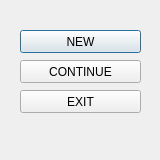
Qt form menu.ui (shults1981/fs4) before a commit.
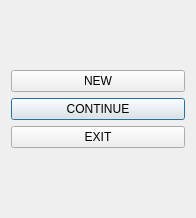
The same form after that commit.

What changed in the file:
```diff
--- a/menu.ui
+++ b/menu.ui
@@ -12,28 +12,10 @@
    <rect>
     <x>0</x>
     <y>0</y>
-    <width>160</width>
-    <height>160</height>
+    <width>196</width>
+    <height>218</height>
    </rect>
   </property>
-  <property name="sizePolicy">
-   <sizepolicy hsizetype="Fixed" vsizetype="Fixed">
-    <horstretch>0</horstretch>
-    <verstretch>0</verstretch>
-   </sizepolicy>
-  </property>
-  <property name="minimumSize">
-   <size>
-    <width>160</width>
-    <height>160</height>
-   </size>
-  </property>
-  <property name="maximumSize">
-   <size>
-    <width>160</width>
-    <height>160</height>
-   </size>
-  </property>
   <property name="focusPolicy">
    <enum>Qt::NoFocus</enum>
   </property>
@@ -43,34 +25,11 @@
   <property name="modal">
    <bool>true</bool>
   </property>
-  <widget class="QPushButton" name="new_g">
-   <property name="geometry">
-    <rect>
-     <x>20</x>
-     <y>30</y>
-     <width>121</width>
-     <height>23</height>
-    </rect>
-   </property>
-   <property name="focusPolicy">
-    <enum>Qt::StrongFocus</enum>
-   </property>
-   <property name="text">
-    <string>NEW</string>
-   </property>
-   <property name="shortcut">
-    <string>N</string>
-   </property>
-  </widget>
+  <layout class="QGridLayout" name="gridLayout">
+   <item row="0" column="0">
+    <layout class="QGridLayout" name="gridLayout_2">
+     <item row="1" column="0">
   <widget class="QPushButton" name="continue_2">
-   <property name="geometry">
-    <rect>
-     <x>20</x>
-     <y>60</y>
-     <width>121</width>
-     <height>23</height>
-    </rect>
-   </property>
    <property name="focusPolicy">
     <enum>Qt::StrongFocus</enum>
    </property>
@@ -81,15 +40,22 @@
     <string>C</string>
    </property>
   </widget>
+     </item>
+     <item row="0" column="0">
+      <widget class="QPushButton" name="new_g">
+       <property name="focusPolicy">
+        <enum>Qt::StrongFocus</enum>
+       </property>
+       <property name="text">
+        <string>NEW</string>
+       </property>
+       <property name="shortcut">
+        <string>N</string>
+       </property>
+      </widget>
+     </item>
+     <item row="2" column="0">
   <widget class="QPushButton" name="exit">
-   <property name="geometry">
-    <rect>
-     <x>20</x>
-     <y>90</y>
-     <width>121</width>
-     <height>23</height>
-    </rect>
-   </property>
    <property name="focusPolicy">
     <enum>Qt::StrongFocus</enum>
    </property>
@@ -100,6 +66,10 @@
     <string>E</string>
    </property>
   </widget>
+     </item>
+    </layout>
+   </item>
+  </layout>
  </widget>
  <resources/>
  <connections/>
```
Left out of the diff: 2 changed lines with no effect on the pictures. Lines whose indentation alone changed are shown as unchanged.
